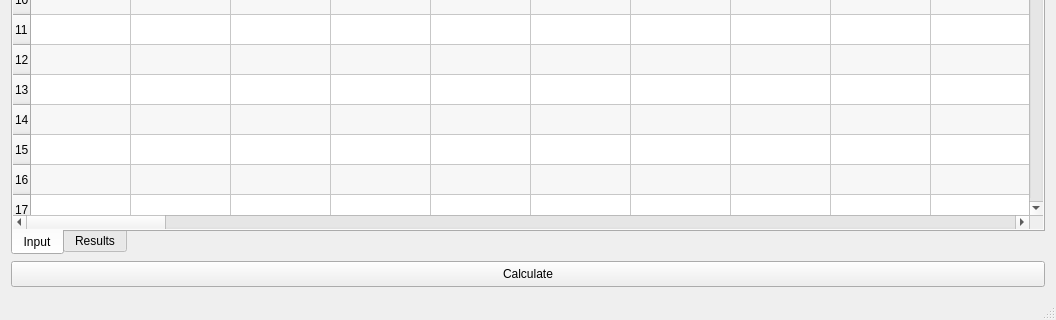
cheripai/FretAnalyzer, file GUI/mainwindow.ui: the form before one commit; both pictures show x 0 to 1056 and y 335 to 655 of the 1056 by 655 pixel window.
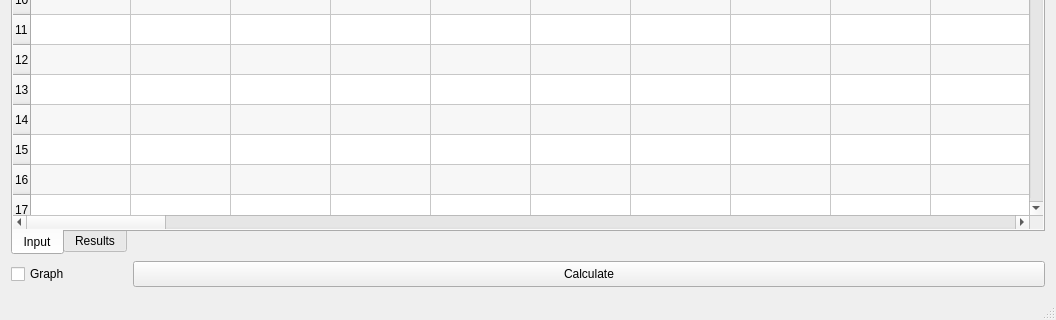
The form after the commit.

Commit message: Add option to generate graph

The edit to the form file:
```diff
--- a/GUI/mainwindow.ui
+++ b/GUI/mainwindow.ui
@@ -30,7 +30,26 @@
     <bool>false</bool>
    </property>
    <layout class="QGridLayout" name="gridLayout">
-    <item row="0" column="0">
+    <item row="1" column="1">
+     <widget class="QPushButton" name="calculateBtn">
+      <property name="minimumSize">
+       <size>
+        <width>100</width>
+        <height>26</height>
+       </size>
+      </property>
+      <property name="maximumSize">
+       <size>
+        <width>16777215</width>
+        <height>26</height>
+       </size>
+      </property>
+      <property name="text">
+       <string>Calculate</string>
+      </property>
+     </widget>
+    </item>
+    <item row="0" column="0" colspan="2">
      <widget class="QTabWidget" name="viewSwitcher">
       <property name="sizePolicy">
        <sizepolicy hsizetype="Preferred" vsizetype="Preferred">
@@ -312,21 +331,15 @@
      </widget>
     </item>
     <item row="1" column="0">
-     <widget class="QPushButton" name="calculateBtn">
-      <property name="minimumSize">
-       <size>
-        <width>486</width>
-        <height>26</height>
-       </size>
-      </property>
+     <widget class="QCheckBox" name="graphCheckBox">
       <property name="maximumSize">
        <size>
-        <width>16777215</width>
-        <height>26</height>
+        <width>116</width>
+        <height>16777215</height>
        </size>
       </property>
       <property name="text">
-       <string>Calculate</string>
+       <string>Graph</string>
       </property>
      </widget>
     </item>
```
The commit also changes 2 other files.
